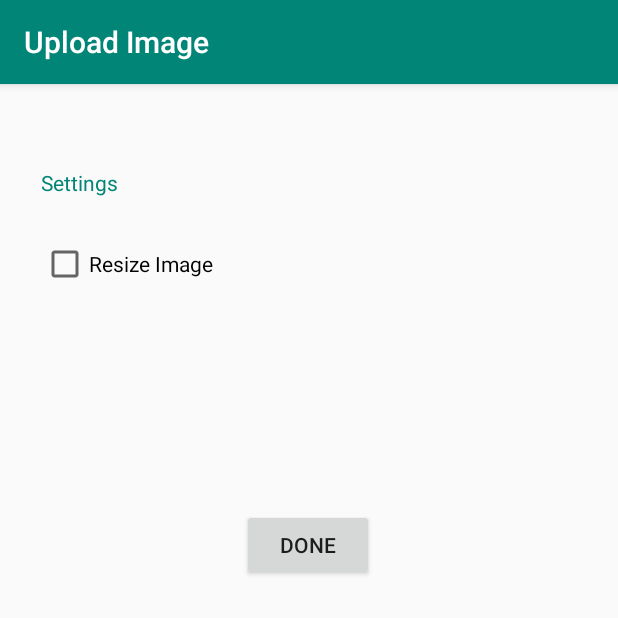
After one commit to DanaScanteie/Upload-Image, an Android app: the SettingsActivity screen opened directly, with no data from a screen before it, on a phone screen of 412 x 824 dp, the top half of it. The commit adds this screen. Run offline under Robolectric (Android 15) with nearby library versions, the phone set to English and light mode, and no system bars.

Commit message:
Created the option to resize or not the image. Added apk

```diff
--- a/app/src/main/AndroidManifest.xml
+++ b/app/src/main/AndroidManifest.xml
@@ -13,6 +13,7 @@
         android:supportsRtl="true"
         android:theme="@style/AppTheme"
         android:usesCleartextTraffic="true">
+        <activity android:name=".SettingsActivity"></activity>
         <activity android:name=".RemoveActivity" />
         <activity
             android:name=".AddActivity"
--- a/app/src/main/java/com/uploadimage/RequestHandler.java
+++ b/app/src/main/java/com/uploadimage/RequestHandler.java
@@ -49,7 +49,7 @@ public class RequestHandler {
 
 
             ByteArrayOutputStream bos = new ByteArrayOutputStream();
-            bitmap.compress(Bitmap.CompressFormat.JPEG, 85, bos);
+            bitmap.compress(Bitmap.CompressFormat.JPEG, 100, bos);
             byte[] bitmapData = bos.toByteArray();
 
             os.write(bitmapData);
--- /dev/null
+++ b/app/src/main/java/com/uploadimage/SettingsActivity.java
@@ -0,0 +1,44 @@
+package com.uploadimage;
+
+import android.content.Intent;
+import android.support.v7.app.AppCompatActivity;
+import android.os.Bundle;
+import android.view.View;
+import android.widget.Button;
+import android.widget.CheckBox;
+import android.widget.EditText;
+import android.widget.Toast;
+
+import java.io.FileNotFoundException;
+import java.io.FileOutputStream;
+import java.io.IOException;
+
+public class SettingsActivity extends AppCompatActivity {
+
+    private CheckBox checkBox;
+    private Button doneButton;
+    private String checked;
+    @Override
+    protected void onCreate(Bundle savedInstanceState) {
+        super.onCreate(savedInstanceState);
+        setContentView(R.layout.activity_settings);
+
+        checkBox = findViewById(R.id.checkBox);
+        doneButton = findViewById(R.id.doneButton);
+
+        if (getIntent().getExtras() != null) {
+            boolean checkBoxState = getIntent().getExtras().getBoolean("CHECKBOX_STATE");
+            if(checkBoxState == true)
+                checkBox.setChecked(true);
+        }
+
+        doneButton.setOnClickListener(new View.OnClickListener() {
+            @Override
+            public void onClick(View v) {
+                Intent intent = new Intent(SettingsActivity.this, MainActivity.class);
+                intent.putExtra("EXTRA_RESIZE", checkBox.isChecked());
+                startActivity(intent);
+            }
+        });
+    }
+}
--- /dev/null
+++ b/app/src/main/res/layout/activity_settings.xml
@@ -0,0 +1,53 @@
+<?xml version="1.0" encoding="utf-8"?>
+<android.support.constraint.ConstraintLayout xmlns:android="http://schemas.android.com/apk/res/android"
+    xmlns:app="http://schemas.android.com/apk/res-auto"
+    xmlns:tools="http://schemas.android.com/tools"
+    android:layout_width="match_parent"
+    android:layout_height="match_parent"
+    tools:context=".SettingsActivity">
+
+    <TextView
+        android:id="@+id/textView"
+        android:layout_width="wrap_content"
+        android:layout_height="wrap_content"
+        android:layout_marginStart="8dp"
+        android:layout_marginBottom="8dp"
+        android:text="Settings"
+        android:textColor="#008577"
+        app:layout_constraintBottom_toBottomOf="parent"
+        app:layout_constraintEnd_toEndOf="parent"
+        app:layout_constraintHorizontal_bias="0.054"
+        app:layout_constraintStart_toStartOf="parent"
+        app:layout_constraintTop_toTopOf="parent"
+        app:layout_constraintVertical_bias="0.076" />
+
+    <CheckBox
+        android:id="@+id/checkBox"
+        android:layout_width="wrap_content"
+        android:layout_height="19dp"
+        android:layout_marginStart="8dp"
+        android:layout_marginEnd="8dp"
+        android:layout_marginBottom="8dp"
+        android:text="Resize Image"
+        app:layout_constraintBottom_toBottomOf="parent"
+        app:layout_constraintEnd_toEndOf="parent"
+        app:layout_constraintHorizontal_bias="0.068"
+        app:layout_constraintStart_toStartOf="parent"
+        app:layout_constraintTop_toBottomOf="@+id/textView"
+        app:layout_constraintVertical_bias="0.052" />
+
+    <Button
+        android:id="@+id/doneButton"
+        android:layout_width="wrap_content"
+        android:layout_height="wrap_content"
+        android:layout_marginStart="8dp"
+        android:layout_marginEnd="8dp"
+        android:layout_marginBottom="8dp"
+        android:text="DONE"
+        app:layout_constraintBottom_toBottomOf="parent"
+        app:layout_constraintEnd_toEndOf="parent"
+        app:layout_constraintHorizontal_bias="0.498"
+        app:layout_constraintStart_toStartOf="parent"
+        app:layout_constraintTop_toTopOf="parent"
+        app:layout_constraintVertical_bias="0.398" />
+</android.support.constraint.ConstraintLayout>
--- a/app/src/main/res/menu/menu_main.xml
+++ b/app/src/main/res/menu/menu_main.xml
@@ -12,4 +12,9 @@
         android:orderInCategory="100"
         android:title="Remove URL"
         app:showAsAction="never" />
+    <item
+        android:id="@+id/action_settings"
+        android:orderInCategory="100"
+        android:title="Settings"
+        app:showAsAction="never" />
 </menu>
```
Also changed, not shown: app/src/main/java/com/uploadimage/MainActivity.java (+18 -23 lines).
